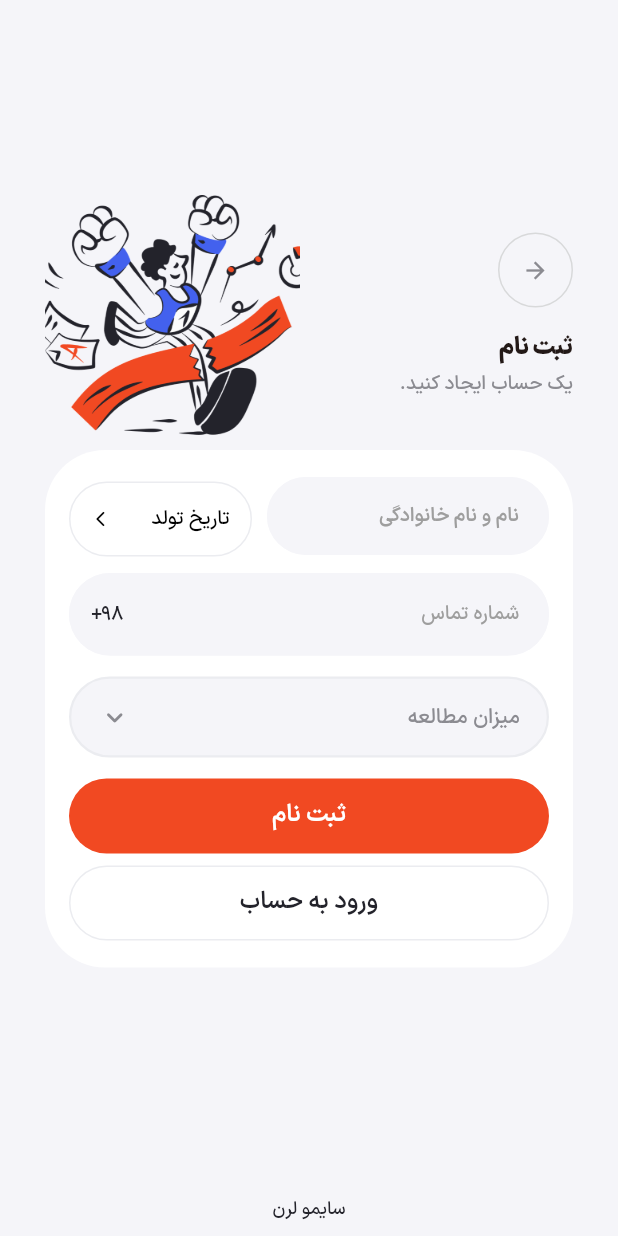
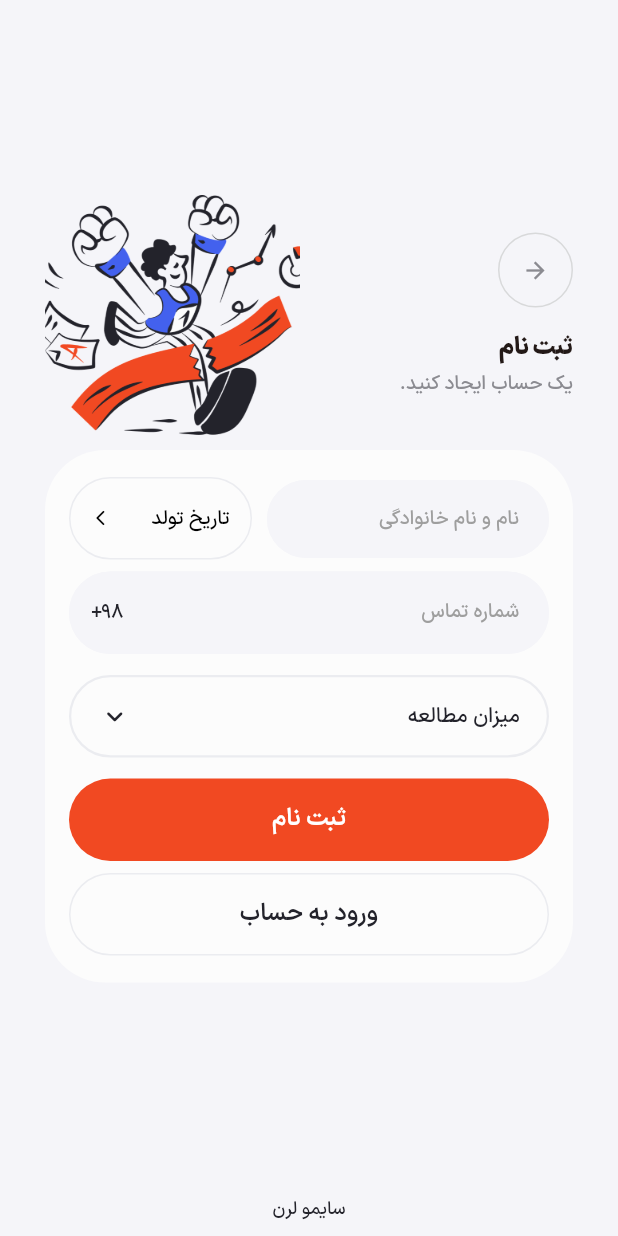
Before and after one commit to Amirh-dev/saimo-app, a Flutter app: the RegisterScreen screen opened directly, on a phone screen of 412 x 824 dp. Run offline on Flutter 3.47's test engine with Material 3 defaults, Android fonts, the phone set to English and light mode, and no system bars; our stand-ins replace device_info_plus, equatable, flutter_bloc, flutter_svg, pinput, shamsi_date and 2 more.

Commit message:
Fixing Bugs, Before Changing font

```diff
--- a/lib/presentation/screens/authentication/otp_code/index.dart
+++ b/lib/presentation/screens/authentication/otp_code/index.dart
@@ -35,7 +35,7 @@ class OTPCodeScreen extends StatelessWidget {
                         authHeaderWidget(context, authType: AuthMode.otpCode)
                             .tMargin(130),
                         Container(
-                          height: 226,
+                          height: 230,
                           margin: const EdgeInsets.only(top: 10),
                           decoration: BoxDecoration(
                               color: AppColors.white,
--- a/lib/presentation/screens/authentication/register/index.dart
+++ b/lib/presentation/screens/authentication/register/index.dart
@@ -96,6 +96,7 @@ class _RegisterScreenState extends State<RegisterScreen> {
         child: Material(
           color: Colors.transparent,
           child: Stack(
+            alignment: Alignment.topCenter,
             children: [
               GestureDetector(
                 behavior: HitTestBehavior.translucent,
@@ -133,7 +134,7 @@ class _RegisterScreenState extends State<RegisterScreen> {
         GestureDetector(
           onTap: _openBirthDatePicker,
           child: Container(
-            height: 50,
+            height: 55,
             width: 122,
             margin: const EdgeInsets.only(bottom: 4),
             decoration: BoxDecoration(
@@ -169,12 +170,11 @@ class _RegisterScreenState extends State<RegisterScreen> {
             backgroundColor: AppColors.gray1,
             borderColor: AppColors.gray1,
             borderRadius: 100,
-            height: 60,
             controller: _fullNameController,
             placeholder: 'نام و نام خانوادگی',
             placeholderAlign: TextAlign.right,
             fontSize: 13,
-            fontWeight: FontWeight.w700,
+            fontWeight: FontWeight.w600,
           ),
         ),
       ],
@@ -220,10 +220,10 @@ class _RegisterScreenState extends State<RegisterScreen> {
         onTap: _toggleStudyMenu,
         child: Container(
           key: _studyHeaderKey,
-          height: 54,
+          height: 55,
           width: double.infinity,
           decoration: BoxDecoration(
-            color: AppColors.gray1,
+            color: _isStudyMenuExpanded ? AppColors.gray1 : AppColors.white,
             borderRadius: BorderRadius.circular(30),
             border: Border.all(color: AppColors.gray2, width: 1.5),
           ),
@@ -235,9 +235,7 @@ class _RegisterScreenState extends State<RegisterScreen> {
                     ? Icons.keyboard_arrow_up_rounded
                     : Icons.keyboard_arrow_down_rounded,
                 size: 22,
-                color: _selectedStudyIndex == null
-                    ? AppColors.gray
-                    : AppColors.black1,
+                color: AppColors.black1,
               ),
               const Spacer(),
               ReText(
@@ -246,9 +244,7 @@ class _RegisterScreenState extends State<RegisterScreen> {
                     : _studyOptions[_selectedStudyIndex!],
                 fontSize: 14,
                 fontWeight: FontWeight.w600,
-                color: _selectedStudyIndex == null
-                    ? AppColors.gray
-                    : AppColors.black1,
+                color: AppColors.black1,
               ),
             ],
           ),
@@ -338,7 +334,6 @@ class _RegisterScreenState extends State<RegisterScreen> {
                                   _closeStudyMenu();
                                   context.to(OTPCodeScreen());
                                 },
-                                fontSize: 16,
                                 text: 'ثبت نام',
                               ).tMargin(14),
                               ReButton(
@@ -350,7 +345,6 @@ class _RegisterScreenState extends State<RegisterScreen> {
                                   _closeStudyMenu();
                                   context.to(const RegisterScreen());
                                 },
-                                fontSize: 16,
                                 text: 'ورود به حساب',
                               ).tMargin(8),
                             ],
--- a/lib/presentation/screens/authentication/widgets/auth_header.dart
+++ b/lib/presentation/screens/authentication/widgets/auth_header.dart
@@ -6,8 +6,6 @@ import 'package:simo_learn/utils/enums.dart';
 import 'package:simo_learn/utils/extentions.dart';
 
 Row authHeaderWidget(BuildContext context, {required Enum authType}) {
-  final width = MediaQuery.sizeOf(context).width;
-
   return Row(
     mainAxisAlignment: MainAxisAlignment.center,
     children: [
@@ -48,7 +46,7 @@ Row authHeaderWidget(BuildContext context, {required Enum authType}) {
                 ? 'ثبت نام'
                 : authType == AuthMode.login
                     ? 'ورود به حساب'
-                    : 'ورود کد تایید',
+                    : 'کد تایید',
             fontSize: 16,
             fontWeight: FontWeight.w900,
           ),
--- a/lib/presentation/widgets/re_button.dart
+++ b/lib/presentation/widgets/re_button.dart
@@ -59,7 +59,7 @@ class ReButton extends StatelessWidget {
 
     return SizedBox(
       width: double.infinity,
-      height: 50,
+      height: 55,
       child: GestureDetector(
         behavior: HitTestBehavior.opaque,
         onTap: enabled ? () => onPressedFunc(context) : null,
--- a/lib/utils/colors.dart
+++ b/lib/utils/colors.dart
@@ -3,7 +3,9 @@ import 'package:flutter/material.dart';
 class AppColors {
   static const Color primary = Color(0xFFF14922);
   static const Color success = Color(0xFF4CAF50);
-  static const Color white = Color(0xFFFFFFFF);
+  static const Color white = Color(0xFFFCFCFC);
+    static const Color whiteSec = Color(0xFFFFFFFF);
+
   static const Color black = Color(0xFF000000);
 
   static const Color textPrimary = Color(0xFF212121);
```
Also changed, not shown: lib/presentation/widgets/re_text_field.dart (+5 -3 lines).
